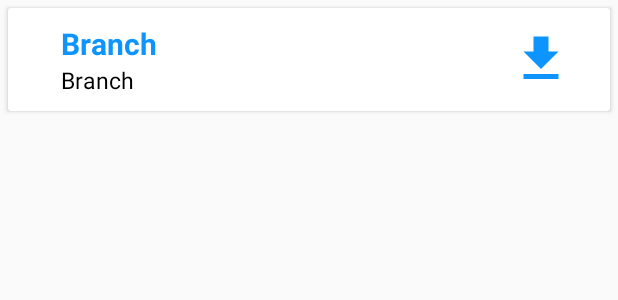
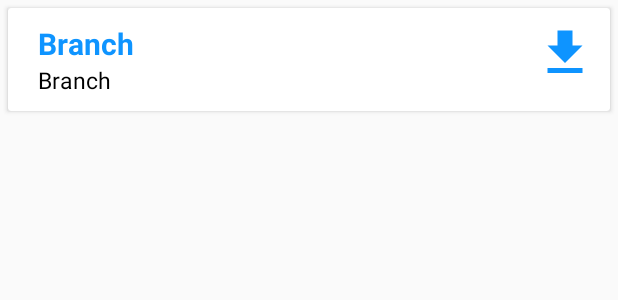
Before and after one commit to ankushbnayak/study-materials, an Android app: the layout notes_item.xml on its own in the app's theme, with its tools: preview values and no code run, on a phone screen of 412 x 824 dp. Shown: the top 300 px of the screen. Run offline under Robolectric (Android 15) with nearby library versions, the phone set to English and light mode, and no system bars.

Commit message:
small phone size, download button fixed

```diff
--- a/app/src/main/res/layout/notes_item.xml
+++ b/app/src/main/res/layout/notes_item.xml
@@ -6,12 +6,12 @@
     android:layout_height="wrap_content">
 
     <LinearLayout
-        android:gravity="center"
         android:padding="10dp"
         android:orientation="horizontal"
         android:layout_width="match_parent"
         android:layout_height="match_parent">
         <LinearLayout
+            android:layout_weight="1"
             android:orientation="vertical"
             android:layout_width="wrap_content"
             android:layout_height="wrap_content">
@@ -25,7 +25,7 @@
             android:textSize="20dp"
             android:textColor="@color/colorPrimary"
             android:text="Branch"
-            android:layout_width="300dp"
+            android:layout_width="wrap_content"
             android:layout_height="wrap_content"/>
     </LinearLayout>
     <LinearLayout
@@ -37,7 +37,7 @@
             android:textSize="15dp"
             android:textColor="@android:color/black"
             android:text="Branch"
-            android:layout_width="300dp"
+            android:layout_width="wrap_content"
             android:layout_height="wrap_content"/>
     </LinearLayout>
         </LinearLayout>
```
Also changed, not shown: app/src/main/res/drawable/newlogo.png (added), 1 other file.
